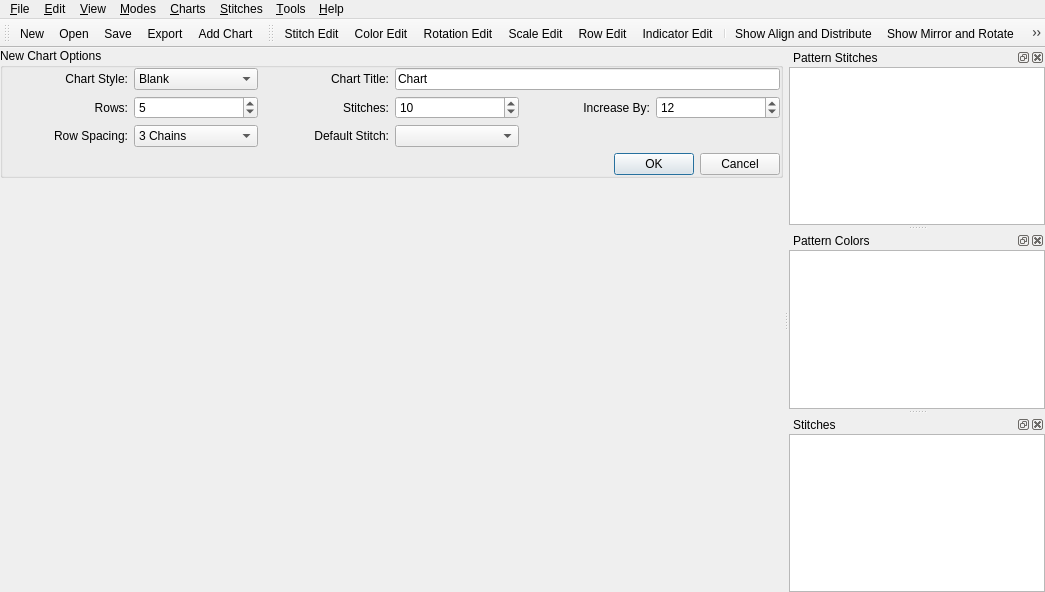
Above: src/mainwindow.ui from iPenguin/CrochetCharts before the change. Below: the same form after it.
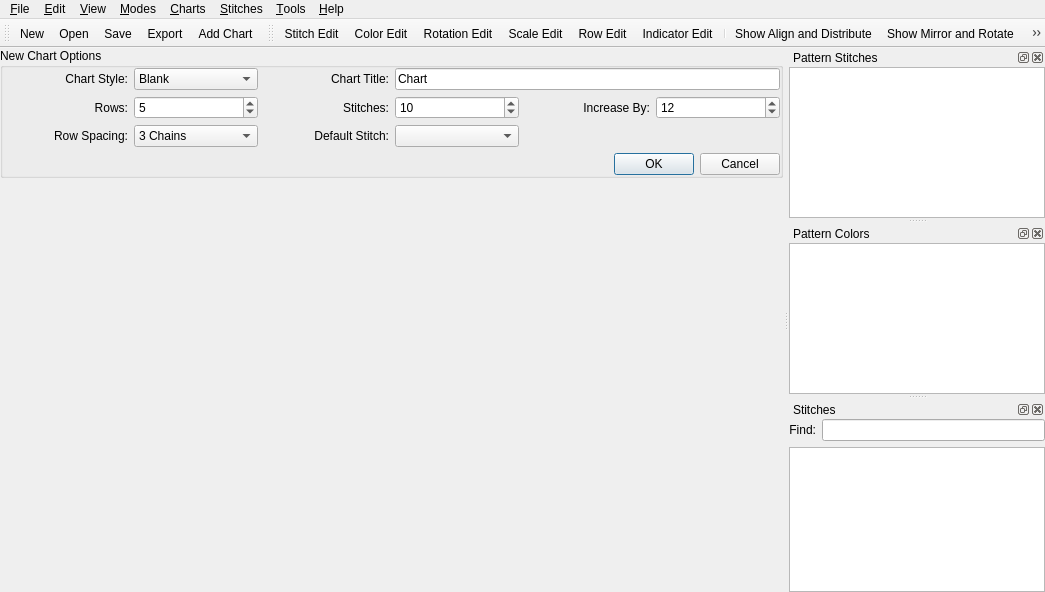
That is the form after the change. Icons and pictures are not drawn.

Commit message: closes #241 - Add a basic filter to the stitch palette

```diff
--- a/src/mainwindow.ui
+++ b/src/mainwindow.ui
@@ -555,10 +555,27 @@
     <number>2</number>
    </attribute>
    <widget class="QWidget" name="allStitchesDockWidget">
-    <layout class="QVBoxLayout" name="verticalLayout" stretch="0">
+    <layout class="QVBoxLayout" name="verticalLayout" stretch="0,0">
      <property name="margin">
       <number>0</number>
      </property>
+     <item>
+      <layout class="QHBoxLayout" name="horizontalLayout">
+       <item>
+        <widget class="QLabel" name="label_2">
+         <property name="text">
+          <string>Find:</string>
+         </property>
+         <property name="alignment">
+          <set>Qt::AlignRight|Qt::AlignTrailing|Qt::AlignVCenter</set>
+         </property>
+        </widget>
+       </item>
+       <item>
+        <widget class="QLineEdit" name="stitchFilter"/>
+       </item>
+      </layout>
+     </item>
      <item>
       <widget class="QTreeView" name="allStitches">
        <property name="minimumSize">
```
The commit also changes 2 other files.
